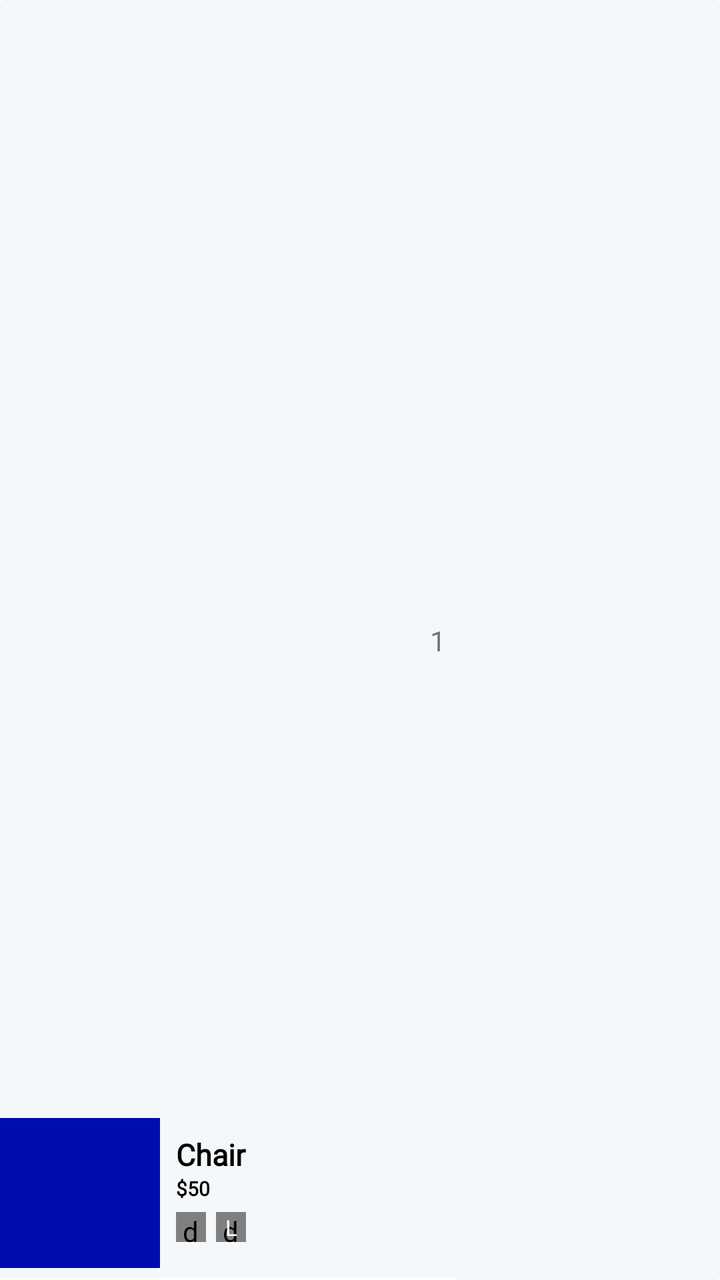
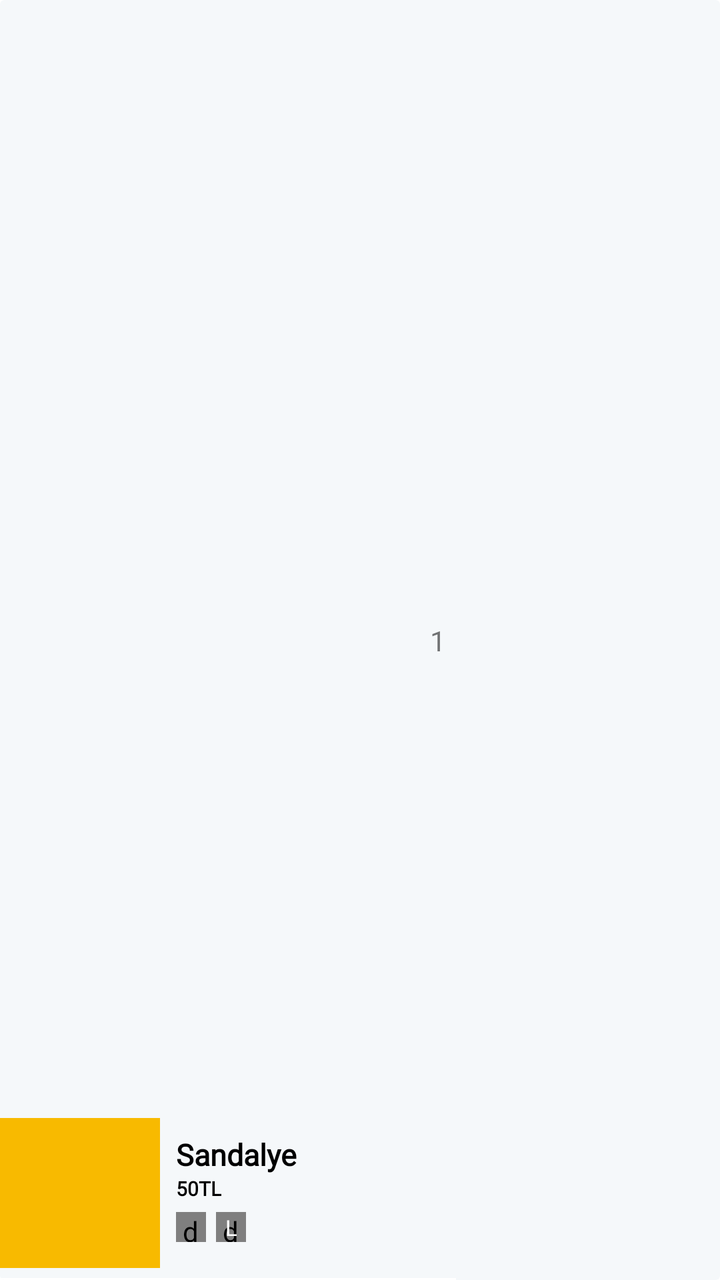

An Android layout rendered at two revisions. The XML below is the earlier revision; the diff shows what the commit changed to produce the second picture.
<!-- AndroidManifest.xml: application theme Theme.ARoom -->
<!-- res/layout/billing_products_rv_item.xml -->
<?xml version="1.0" encoding="utf-8"?>
<androidx.cardview.widget.CardView xmlns:android="http://schemas.android.com/apk/res/android"
    android:layout_width="wrap_content"
    android:layout_height="wrap_content"
    xmlns:app="http://schemas.android.com/apk/res-auto"
    android:backgroundTint="@color/g_white"
    app:cardElevation="0dp">

    <androidx.constraintlayout.widget.ConstraintLayout
        android:layout_width="wrap_content"
        android:layout_height="match_parent">

        <View
            android:id="@+id/topLine"
            android:layout_width="0dp"
            android:layout_height="1dp"
            android:layout_marginTop="10dp"
            android:background="@color/white"
            app:layout_constraintStart_toStartOf="parent"
            app:layout_constraintBottom_toBottomOf="parent"
            app:layout_constraintEnd_toEndOf="parent"/>

        <ImageView
            android:id="@+id/imageCartProduct"
            android:layout_width="80dp"
            android:layout_height="75dp"
            android:layout_marginBottom="5dp"
            app:layout_constraintBottom_toTopOf="@+id/topLine"
            app:layout_constraintStart_toStartOf="parent"
            android:scaleType="centerCrop"
            android:src="@color/g_blue"/>

        <TextView
            android:id="@+id/tvProductCartName"
            android:layout_width="140dp"
            android:layout_height="wrap_content"
            android:layout_marginStart="8dp"
            android:layout_marginTop="8dp"
            android:fontFamily="@font/poppins_light"
            android:text="Chair"
            android:textColor="@color/black"
            android:textSize="15sp"
            android:textStyle="bold"
            app:layout_constraintStart_toEndOf="@id/imageCartProduct"
            app:layout_constraintTop_toTopOf="@id/imageCartProduct"
            android:lines="1" />



        <TextView
            android:id="@+id/tvProductCartPrice"
            android:layout_width="wrap_content"
            android:layout_height="wrap_content"
            android:fontFamily="@font/poppins_light"
            android:text="$50"
            android:textColor="@color/black"
            android:textSize="10sp"
            android:textStyle="bold"
            app:layout_constraintStart_toStartOf="@id/tvProductCartName"
            app:layout_constraintTop_toBottomOf="@id/tvProductCartName"/>

        <de.hdodenhof.circleimageview.CircleImageView
            android:id="@+id/imageCartProductColor"
            android:layout_width="15dp"
            android:layout_height="15dp"
            android:layout_marginTop="5dp"
            android:src="@color/g_blue"
            app:layout_constraintStart_toStartOf="@id/tvProductCartPrice"
            app:layout_constraintTop_toBottomOf="@id/tvProductCartPrice"/>

        <de.hdodenhof.circleimageview.CircleImageView
            android:id="@+id/imageCartProductSize"
            android:layout_width="15dp"
            android:layout_height="15dp"
            android:layout_marginStart="5dp"
            android:src="@color/g_blue_gray200"
            app:layout_constraintStart_toEndOf="@id/imageCartProductColor"
            app:layout_constraintTop_toTopOf="@id/imageCartProductColor"/>



        <TextView
            android:id="@+id/tvCartProductSize"
            android:layout_width="wrap_content"
            android:layout_height="wrap_content"
            android:text="L"
            android:textSize="11sp"
            android:textColor="@color/white"
            app:layout_constraintBottom_toBottomOf="@id/imageCartProductSize"
            app:layout_constraintTop_toTopOf="@id/imageCartProductSize"
            app:layout_constraintStart_toStartOf="@id/imageCartProductSize"
            app:layout_constraintEnd_toEndOf="@id/imageCartProductSize"/>

        <TextView
            android:id="@+id/tvBillingProductQuantity"
            android:layout_width="wrap_content"
            android:layout_height="wrap_content"
            app:layout_constraintEnd_toEndOf="parent"
            app:layout_constraintTop_toTopOf="parent"
            app:layout_constraintBottom_toBottomOf="parent"
            android:text="1"
            android:layout_marginEnd="5dp"/>


    </androidx.constraintlayout.widget.ConstraintLayout>













</androidx.cardview.widget.CardView>
<!-- resources referenced by this layout -->
<resources>
  <color name="black">#FF000000</color>
  <color name="g_blue">#000DAE</color>
  <color name="g_blue_gray200">#97AABD</color>
  <color name="g_white">#F5F8FA</color>
  <color name="white">#FFFFFFFF</color>
  <style name="Theme.ARoom" parent="Theme.MaterialComponents.Light.NoActionBar">
          
          <item name="colorPrimary">@color/purple_500</item>
          <item name="colorPrimaryVariant">@color/purple_700</item>
          <item name="colorOnPrimary">@color/white</item>
          
          <item name="colorSecondary">@color/teal_200</item>
          <item name="colorSecondaryVariant">@color/teal_700</item>
          <item name="colorOnSecondary">@color/black</item>
          
          <item name="android:statusBarColor">?attr/colorPrimaryVariant</item>
          
  
  
  
      </style>
  <color name="purple_500">#FF6200EE</color>
  <color name="purple_700">#FF3700B3</color>
  <color name="teal_200">#FF03DAC5</color>
  <color name="teal_700">#FF018786</color>
</resources>

<!-- the commit's change to res/layout/billing_products_rv_item.xml (unified diff, before → after) -->
@@ -28,7 +28,7 @@
             app:layout_constraintBottom_toTopOf="@+id/topLine"
             app:layout_constraintStart_toStartOf="parent"
             android:scaleType="centerCrop"
-            android:src="@color/g_blue"/>
+            android:src="@color/g_orange_yellow"/>
 
         <TextView
             android:id="@+id/tvProductCartName"
@@ -37,7 +37,7 @@
             android:layout_marginStart="8dp"
             android:layout_marginTop="8dp"
             android:fontFamily="@font/poppins_light"
-            android:text="Chair"
+            android:text="Sandalye"
             android:textColor="@color/black"
             android:textSize="15sp"
             android:textStyle="bold"
@@ -52,7 +52,7 @@
             android:layout_width="wrap_content"
             android:layout_height="wrap_content"
             android:fontFamily="@font/poppins_light"
-            android:text="$50"
+            android:text="50TL"
             android:textColor="@color/black"
             android:textSize="10sp"
             android:textStyle="bold"
@@ -64,7 +64,7 @@
             android:layout_width="15dp"
             android:layout_height="15dp"
             android:layout_marginTop="5dp"
-            android:src="@color/g_blue"
+            android:src="@color/g_orange_yellow"
             app:layout_constraintStart_toStartOf="@id/tvProductCartPrice"
             app:layout_constraintTop_toBottomOf="@id/tvProductCartPrice"/>
 
<!-- resource entries referenced after the edit -->
@@ -1,8 +1,8 @@
 <!-- resources referenced by this layout -->
 <resources>
   <color name="black">#FF000000</color>
-  <color name="g_blue">#000DAE</color>
   <color name="g_blue_gray200">#97AABD</color>
+  <color name="g_orange_yellow">#F8BA00</color>
   <color name="g_white">#F5F8FA</color>
   <color name="white">#FFFFFFFF</color>
   <style name="Theme.ARoom" parent="Theme.MaterialComponents.Light.NoActionBar">
